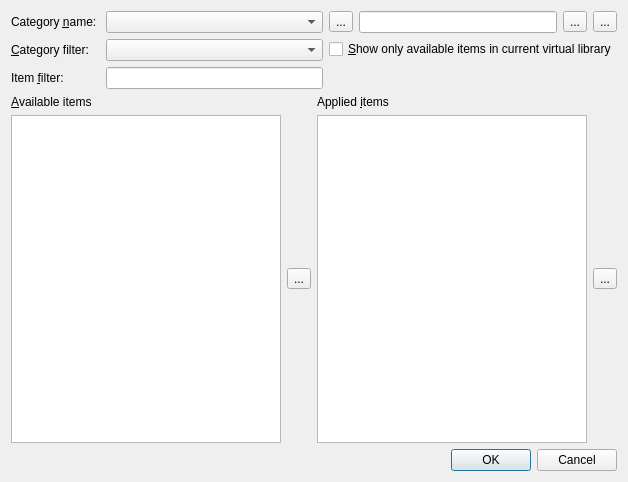
The window that src/calibre/gui2/dialogs/tag_categories.ui (kovidgoyal/calibre) describes before a commit, drawn with Qt 5.
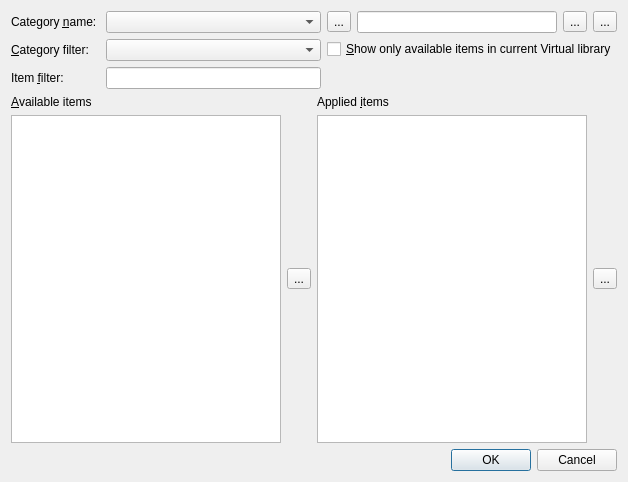
The same window after the commit. Icons and pictures are not drawn.

```diff
--- a/src/calibre/gui2/dialogs/tag_categories.ui
+++ b/src/calibre/gui2/dialogs/tag_categories.ui
@@ -152,14 +152,14 @@
             &quot;not on any book&quot;.&lt;/p&gt;</string>
          </property>
          <property name="text">
-          <string>&amp;Show only available items in current virtual library</string>
+          <string>&amp;Show only available items in current Virtual library</string>
          </property>
         </widget>
        </item>
        <item row="2" column="0">
         <widget class="QLabel" name="blank">
          <property name="text">
-          <string> </string>
+          <string/>
          </property>
         </widget>
        </item>
```
Left out of the diff: 5 changed lines with no effect on the pictures. Lines whose indentation alone changed are shown as unchanged.
